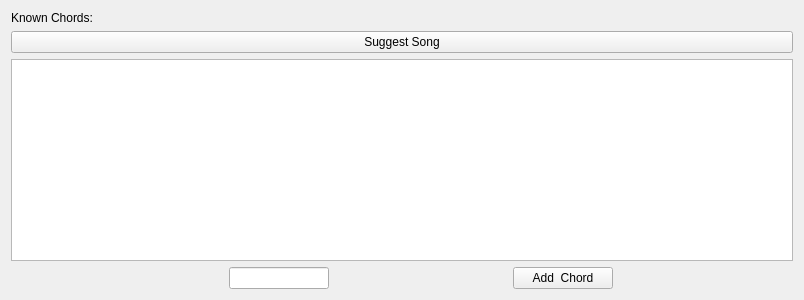
Old version of the form guitartools/songs.ui in the repository ispielman/guitartools.
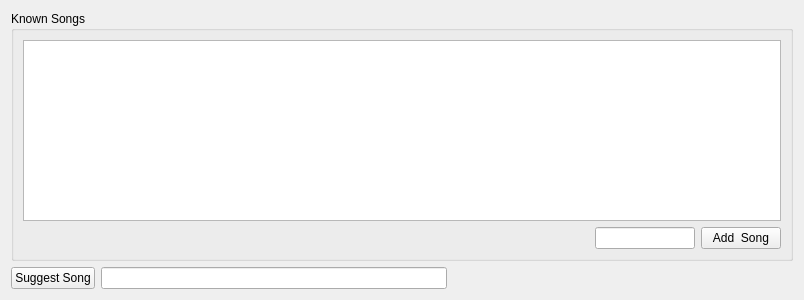
New version of the form. Custom widgets are drawn as their Qt base class.

Commit message: Got Song selector working in a basic manner.

The edit to the form file:
```diff
--- a/guitartools/songs.ui
+++ b/guitartools/songs.ui
@@ -15,28 +15,11 @@
   </property>
   <layout class="QVBoxLayout" name="verticalLayout_2">
    <item>
-    <widget class="QLabel" name="label_9">
-     <property name="maximumSize">
-      <size>
-       <width>100</width>
-       <height>16777215</height>
-      </size>
+    <widget class="QGroupBox" name="groupBox">
+     <property name="title">
+      <string>Known Songs</string>
      </property>
-     <property name="text">
-      <string>Known Chords:</string>
-     </property>
-    </widget>
-   </item>
-   <item>
-    <widget class="QPushButton" name="pushButton_SuggestSong">
-     <property name="focusPolicy">
-      <enum>Qt::StrongFocus</enum>
-     </property>
-     <property name="text">
-      <string>Suggest Song</string>
-     </property>
-    </widget>
-   </item>
+     <layout class="QVBoxLayout" name="verticalLayout_4">
    <item>
     <widget class="QTableWidgetFixed" name="tableWidget_Songs">
      <property name="sizePolicy">
@@ -64,7 +47,7 @@
         <enum>Qt::Horizontal</enum>
        </property>
        <property name="sizeType">
-        <enum>QSizePolicy::Minimum</enum>
+           <enum>QSizePolicy::Expanding</enum>
        </property>
        <property name="sizeHint" stdset="0">
         <size>
@@ -77,7 +60,7 @@
      <item>
       <widget class="QLineEdit" name="lineEdit_NewChord">
        <property name="sizePolicy">
-        <sizepolicy hsizetype="Minimum" vsizetype="Fixed">
+           <sizepolicy hsizetype="Expanding" vsizetype="Fixed">
          <horstretch>0</horstretch>
          <verstretch>0</verstretch>
         </sizepolicy>
@@ -102,9 +85,49 @@
         <enum>Qt::StrongFocus</enum>
        </property>
        <property name="text">
-        <string>Add  Chord</string>
-       </property>
-      </widget>
+           <string>Add  Song</string>
+          </property>
+         </widget>
+        </item>
+       </layout>
+      </item>
+     </layout>
+    </widget>
+   </item>
+   <item>
+    <layout class="QHBoxLayout" name="horizontalLayout_2">
+     <item>
+      <widget class="QPushButton" name="pushButton_SuggestSong">
+       <property name="focusPolicy">
+        <enum>Qt::StrongFocus</enum>
+       </property>
+       <property name="text">
+        <string>Suggest Song</string>
+       </property>
+      </widget>
+     </item>
+     <item>
+      <widget class="QLineEdit" name="lineEdit_SuggestSong">
+       <property name="enabled">
+        <bool>true</bool>
+       </property>
+       <property name="readOnly">
+        <bool>true</bool>
+       </property>
+      </widget>
+     </item>
+     <item>
+      <spacer name="horizontalSpacer_2">
+       <property name="orientation">
+        <enum>Qt::Horizontal</enum>
+       </property>
+       <property name="sizeHint" stdset="0">
+        <size>
+         <width>40</width>
+         <height>20</height>
+        </size>
+       </property>
+      </spacer>
      </item>
     </layout>
    </item>
```
Left out of the diff: 4 changed lines with no effect on the pictures. Lines whose indentation alone changed are shown as unchanged. The commit also changes 6 other files.
